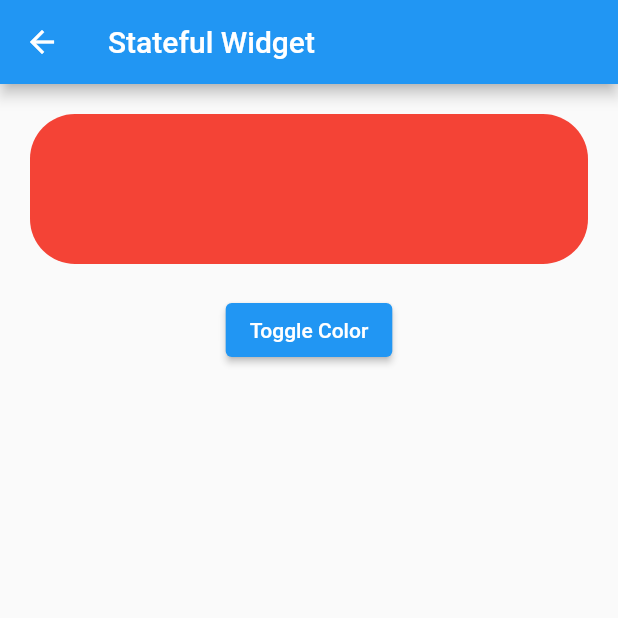
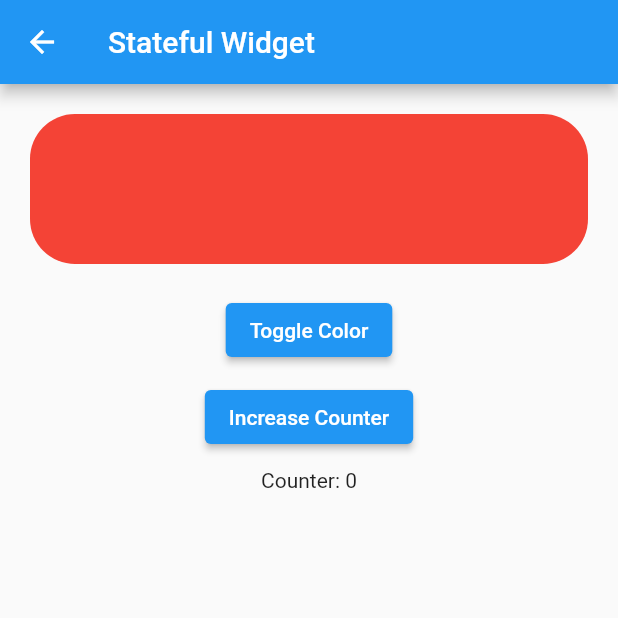
Before and after one commit to juandozuna/flutter-course, a Flutter app: the StatefulPage screen opened directly, on a phone screen of 412 x 824 dp, the top half of it. Run offline on Flutter 3.47's test engine with Material 2 defaults, Android fonts, the phone set to English and light mode, and no system bars.

Commit message:
added a counter

```diff
--- a/project_1/lib/pages/stateful_page.dart
+++ b/project_1/lib/pages/stateful_page.dart
@@ -10,7 +10,7 @@ class StatefulPage extends StatefulWidget {
 
 class _StatefulPageState extends State<StatefulPage> {
   Color _color = Colors.red;
-  int counter = 0;
+  int _counter = 0;
 
   @override
   Widget build(BuildContext context) {
@@ -38,7 +38,16 @@ class _StatefulPageState extends State<StatefulPage> {
                 _color = _color == Colors.red ? Colors.blue : Colors.red;
               });
             },
-          )
+          ),
+          const SizedBox(height: 10),
+          PrimaryButton(
+            text: 'Increase Counter',
+            onPressed: () {
+              setState(() => _counter++);
+            },
+          ),
+          const SizedBox(height: 10),
+          Text('Counter: $_counter'),
         ],
       ),
     );
```
